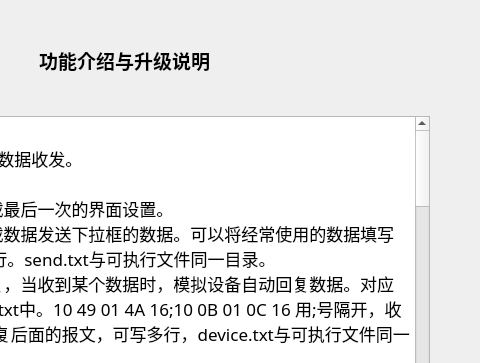
Old version of the form src/interface/dialogintroduction.ui in the repository whx110123/PDTool; both pictures show x 231 to 711 and y 0 to 363 of the 711 by 666 pixel window.
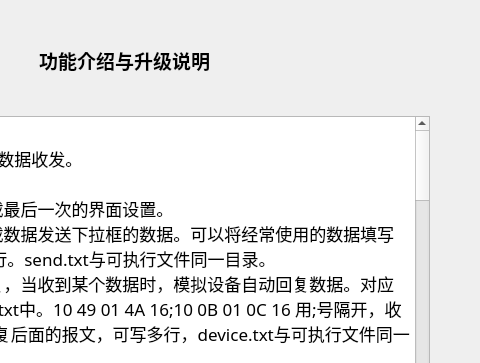
New version of the form.

What changed in the file:
```diff
--- a/src/interface/dialogintroduction.ui
+++ b/src/interface/dialogintroduction.ui
@@ -175,7 +175,17 @@
 **********************************************************
 版本[2.09] 20201228
 1.修复模拟104主站长度类型未设置导致无法运行问题
-2.修复解析104asdu167号报文出错问题</string>
+2.修复解析104asdu167号报文出错问题
+
+**********************************************************
+版本[3.00] 20210101
+1.修改界面
+
+**********************************************************
+版本[3.01] 20210323
+1.增加南网计量终端规约解析与模拟主站功能
+2.区分南网保信与国网保信
+3.增加更换皮肤功能</string>
      </property>
     </widget>
    </item>
```
